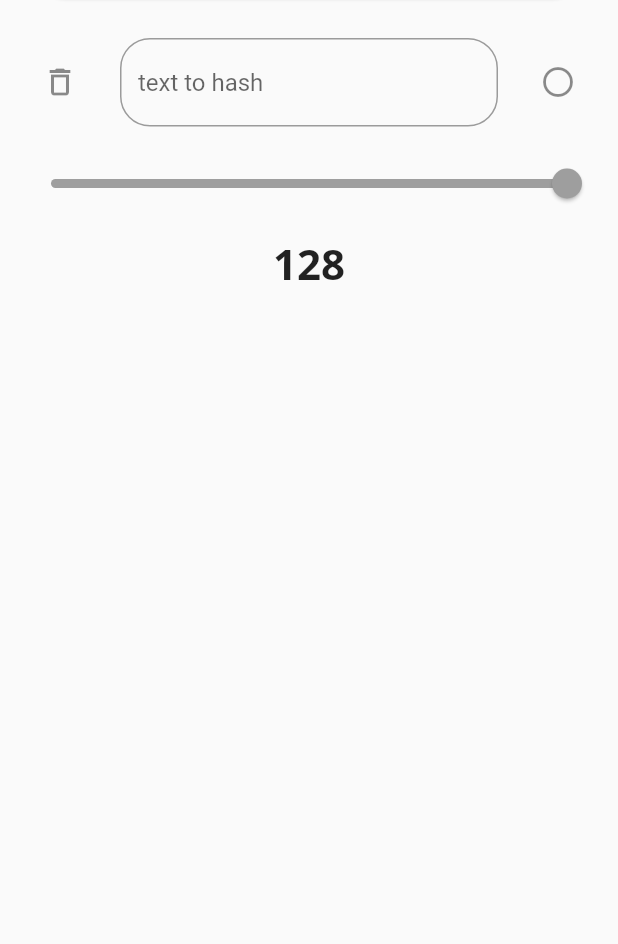
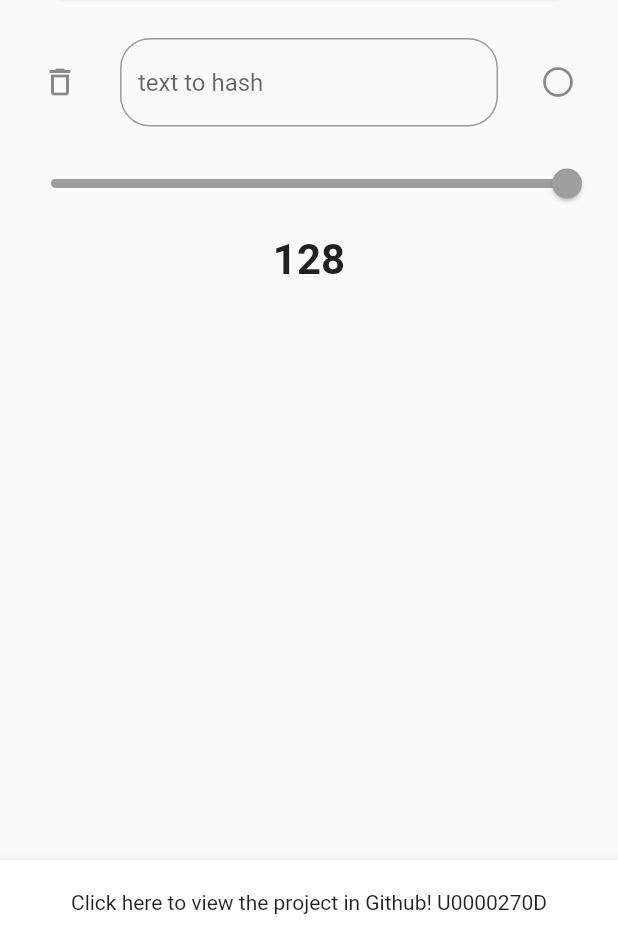
Before and after one commit to asimos-bot/sha512sum, a Flutter app: the screen it shows after launch, on a phone screen of 412 x 824 dp, the part 292-1236 px from its top. Run offline on Flutter 3.47's test engine with Material 2 defaults, Android fonts, the phone set to English and light mode, and no system bars; Roboto replaces fonts that are missing (Open Sans).

Commit message:
add bottom appbar

```diff
--- a/lib/main.dart
+++ b/lib/main.dart
@@ -1,6 +1,7 @@
 import 'package:flutter/material.dart';
 import 'panel.dart';
 import 'package:flutter/services.dart';
+import 'package:url_launcher/url_launcher.dart';
 
 void main() => runApp(MyApp());
 
@@ -18,15 +19,6 @@ class MyApp extends StatelessWidget {
     return MaterialApp(
       title: 'Sha512Sum',
       theme: ThemeData(
-        // This is the theme of your application.
-        //
-        // Try running your application with "flutter run". You'll see the
-        // application has a blue toolbar. Then, without quitting the app, try
-        // changing the primarySwatch below to Colors.green and then invoke
-        // "hot reload" (press "r" in the console where you ran "flutter run",
-        // or simply save your changes to "hot reload" in a Flutter IDE).
-        // Notice that the counter didn't reset back to zero; the application
-        // is not restarted.
         primarySwatch: Colors.grey,
       ),
       home: Scaffold(
@@ -40,7 +32,19 @@ class MyApp extends StatelessWidget {
             )
           )
         ),
-        body: Panel()
+        body: Panel(),
+        bottomNavigationBar: BottomAppBar(
+          child: Padding(
+            padding: EdgeInsets.all(20),
+            child: GestureDetector(
+              onTap: () => launch('https://gitlab.com/asimos-bot/sha512sum'),
+              child: Text(
+                  'Click here to view the project in Github! \U0000270D',
+                  textAlign: TextAlign.center,
+              )
+            )
+          )
+        )
       )
     );
   }
--- a/lib/panel.dart
+++ b/lib/panel.dart
@@ -135,12 +135,11 @@ class PanelState extends State<Panel> {
             ),
 
             Text(
-              '${hashSize}',
+              '$hashSize',
               textAlign: TextAlign.center,
               textScaleFactor: 2,
               style: TextStyle(
-                fontWeight: FontWeight.bold,
-                fontFamily: 'Open Sans'
+                fontWeight: FontWeight.bold
               ),
             )
 
--- a/pubspec.yaml
+++ b/pubspec.yaml
@@ -19,6 +19,7 @@ environment:
 dependencies:
   crypto: ^2.1.4
   flutter_launcher_icons: ^0.7.4
+  url_launcher: ^5.4.5
   flutter:
     sdk: flutter
 
```
